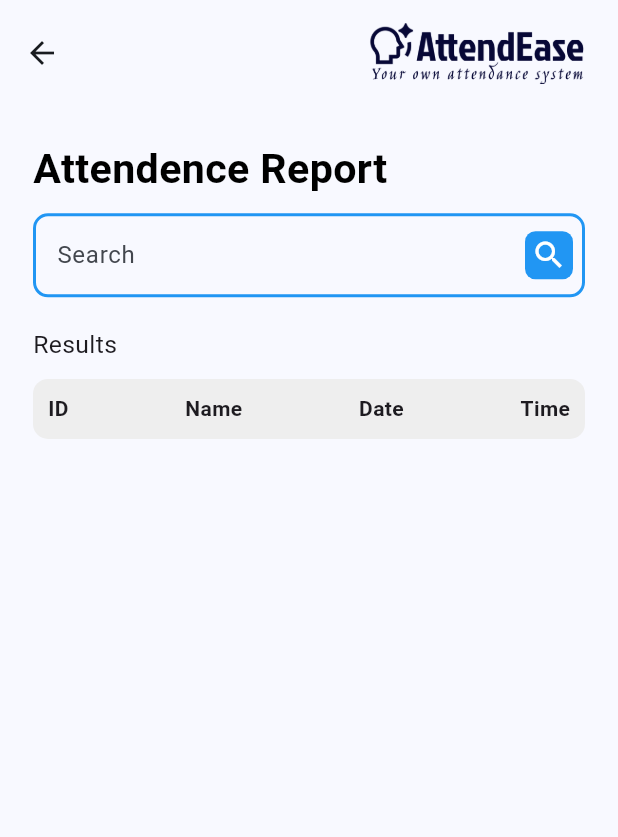
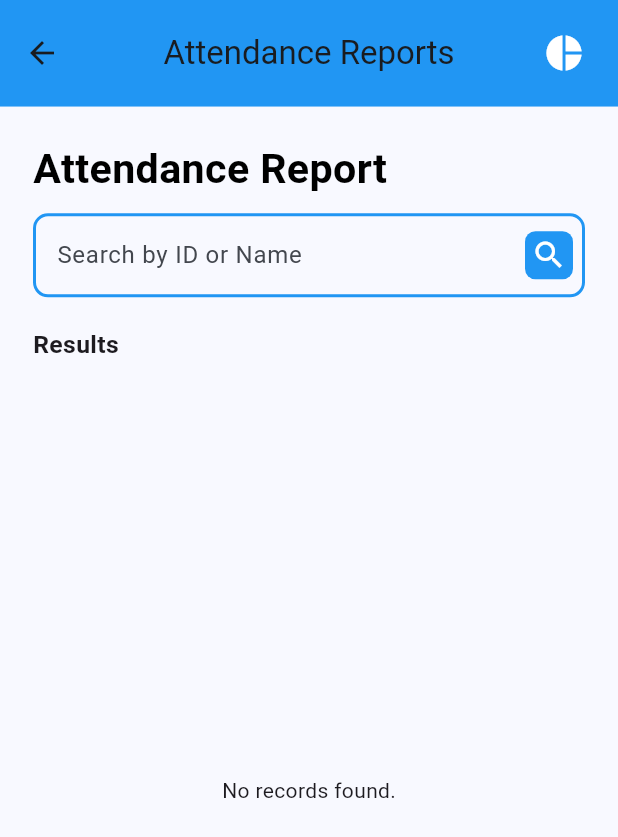
Before and after one commit to Hammadyousaf1/AttendEase, a Flutter app: the ReportsScreen screen opened directly, on a phone screen of 412 x 824 dp. Shown: the top 837 px of the screen. Run offline on Flutter 3.47's test engine with Material 3 defaults, Android fonts, the phone set to English and light mode, and no system bars; our stand-ins replace camera, carousel_slider, flutter_screenutil, google_fonts, google_nav_bar, permission_handler and 1 more; missing offline and left inert: google_mlkit_face_detection; accounts and stored records are empty.

Commit message:
by kalia4.0

```diff
--- a/ae/lib/reports_Screen.dart
+++ b/ae/lib/reports_Screen.dart
@@ -1,5 +1,6 @@
 import 'package:flutter/material.dart';
 import 'package:flutter_screenutil/flutter_screenutil.dart';
+import 'package:intl/intl.dart';
 import 'package:supabase_flutter/supabase_flutter.dart';
 
 class ReportsScreen extends StatefulWidget {
@@ -14,6 +15,7 @@ class _ReportsScreenState extends State<ReportsScreen> {
   List<Map<String, dynamic>> _searchResults = [];
   final _supabase = Supabase.instance.client;
 
+  /// Search Attendance from Supabase
   void _performSearch(String query) async {
     if (query.isEmpty) {
       setState(() {
@@ -26,11 +28,10 @@ class _ReportsScreenState extends State<ReportsScreen> {
       final response = await _supabase
           .from('attendance')
           .select()
-          .or('id.ilike.%$query%,name.ilike.%$query%')
-          ._execute();
+          .or('user_id.ilike.%$query%,user_name.ilike.%$query%');
 
       setState(() {
-        _searchResults = List<Map<String, dynamic>>.from(response.data ?? []);
+        _searchResults = List<Map<String, dynamic>>.from(response);
       });
     } catch (e) {
       print('Error searching: $e');
@@ -42,13 +43,13 @@ class _ReportsScreenState extends State<ReportsScreen> {
     return Scaffold(
       appBar: AppBar(
         toolbarHeight: 70.h,
+        backgroundColor: Colors.blue,
+        title: Text("Attendance Reports"),
+        centerTitle: true,
         actions: [
           Padding(
             padding: EdgeInsets.only(right: 20.w),
-            child: Image.asset(
-              'assets/Group2.png',
-              height: 40.h,
-            ),
+            child: Icon(Icons.pie_chart, color: Colors.white, size: 28),
           ),
         ],
       ),
@@ -57,21 +58,23 @@ class _ReportsScreenState extends State<ReportsScreen> {
         child: Column(
           crossAxisAlignment: CrossAxisAlignment.start,
           children: [
+            /// Title
             Text(
-              'Attendence Report',
+              'Attendance Report',
               style: TextStyle(
                 color: Theme.of(context).colorScheme.secondary,
                 fontSize: 25.sp,
-                  fontWeight: FontWeight.bold),
+                fontWeight: FontWeight.bold,
               ),
-            SizedBox(
-              height: 10.h,
             ),
+            SizedBox(height: 10.h),
+
+            /// Search Field
             TextField(
               controller: _searchController,
               onChanged: _performSearch,
               decoration: InputDecoration(
-                  hintText: 'Search',
+                hintText: 'Search by ID or Name',
                 suffixIcon: Padding(
                   padding: const EdgeInsets.all(8.0),
                   child: Container(
@@ -79,64 +82,72 @@ class _ReportsScreenState extends State<ReportsScreen> {
                     width: 15.w,
                     decoration: BoxDecoration(
                       borderRadius: BorderRadius.circular(7),
-                          color: Theme.of(context).colorScheme.primary),
-                      child: Icon(
-                        Icons.search,
-                        color: Colors.white,
+                      color: Theme.of(context).colorScheme.primary,
+                    ),
+                    child: Icon(Icons.search, color: Colors.white),
+                  ),
+                ),
+                enabledBorder: OutlineInputBorder(
+                  borderSide: BorderSide(color: Colors.blue, width: 2.0),
+                  borderRadius: BorderRadius.circular(10),
+                ),
+                border: OutlineInputBorder(
+                  borderRadius: BorderRadius.circular(10),
                 ),
               ),
             ),
-                  enabledBorder: OutlineInputBorder(
-                      borderSide: BorderSide(
-                          color: Colors.blue,
-                          style: BorderStyle.solid,
-                          width: 2.0),
-                      borderRadius: BorderRadius.circular(10)),
-                  border: OutlineInputBorder(
-                      borderRadius: BorderRadius.circular(10))),
-            ),
-            SizedBox(
-              height: 20.h,
-            ),
+            SizedBox(height: 20.h),
+
+            /// Results Header
             Text(
               'Results',
-              style: TextStyle(
-                fontSize: 15.sp,
+              style: TextStyle(fontSize: 15.sp, fontWeight: FontWeight.bold),
             ),
-            ),
-            SizedBox(
-              height: 10.h,
-            ),
-            Container(
+            SizedBox(height: 10.h),
+
+            /// Results List
+            Expanded(
+              child: _searchResults.isEmpty
+                  ? Center(child: Text("No records found."))
+                  : ListView.builder(
+                      itemCount: _searchResults.length,
+                      itemBuilder: (context, index) {
+                        final result = _searchResults[index];
+
+                        /// Convert ISO Timestamp to Readable Date & Time
+                        DateTime parsedDate =
+                            DateTime.parse(result['timestamp']);
+                        String formattedDate =
+                            DateFormat('yyyy-MM-dd').format(parsedDate);
+                        String formattedTime =
+                            DateFormat('hh:mm a').format(parsedDate);
+
+                        return Padding(
+                          padding: const EdgeInsets.symmetric(vertical: 8.0),
+                          child: Container(
                             padding: EdgeInsets.all(10),
                             decoration: BoxDecoration(
-                color: Colors.grey[200],
+                              color: Colors.grey[100],
                               borderRadius: BorderRadius.circular(10),
+                              boxShadow: [
+                                BoxShadow(
+                                  color: Colors.black12,
+                                  blurRadius: 5,
+                                  spreadRadius: 1,
+                                )
+                              ],
                             ),
                             child: Row(
                               mainAxisAlignment: MainAxisAlignment.spaceBetween,
                               children: [
-                  Text('ID', style: TextStyle(fontWeight: FontWeight.bold)),
-                  Text('Name', style: TextStyle(fontWeight: FontWeight.bold)),
-                  Text('Date', style: TextStyle(fontWeight: FontWeight.bold)),
-                  Text('Time', style: TextStyle(fontWeight: FontWeight.bold)),
+                                Text(result['user_id'] ?? 'N/A',
+                                    style:
+                                        TextStyle(fontWeight: FontWeight.bold)),
+                                Text(result['user_name'] ?? 'Unknown'),
+                                Text(formattedDate),
+                                Text(formattedTime),
                               ],
                             ),
-            ),
-            Expanded(
-              child: ListView.builder(
-                itemCount: _searchResults.length,
-                itemBuilder: (context, index) {
-                  final result = _searchResults[index];
-                  return ListTile(
-                    title: Row(
-                      mainAxisAlignment: MainAxisAlignment.spaceBetween,
-                      children: [
-                        Text(result['id'] ?? ''),
-                        Text(result['name'] ?? ''),
-                        Text(result['date'] ?? ''),
-                        Text(result['time'] ?? ''),
-                      ],
                           ),
                         );
                       },
@@ -148,7 +159,3 @@ class _ReportsScreenState extends State<ReportsScreen> {
     );
   }
 }
-
-extension on PostgrestFilterBuilder<PostgrestList> {
-  _execute() {}
-}
```
Also changed, not shown: ae/lib/Dashboeard.dart (+26 -17 lines), ae/pubspec.lock, 4 other files. Lines whose indentation alone changed are shown as unchanged.
